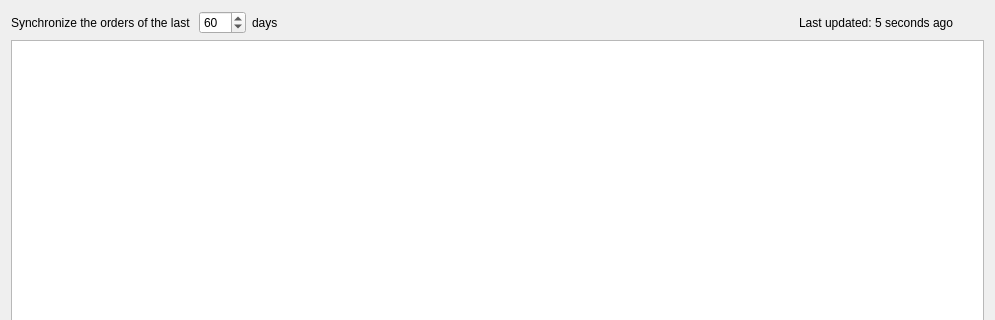
Old version of the form src/importorderdialog.ui in the repository rgriebl/brickstore; both pictures show x 0 to 995 and y 0 to 320 of the 995 by 620 pixel window.
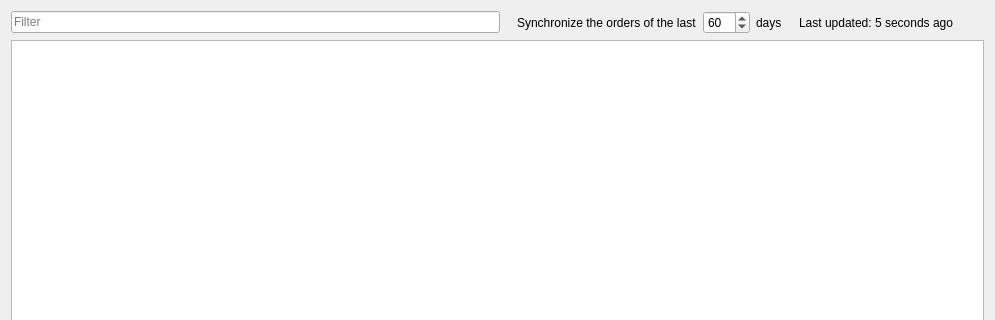
New version of the form. Icons and pictures are not drawn. Custom widgets are drawn as their Qt base class.

Commit message:
Added filtering to the order and cart import dialogs
Also added flag icons to BrickStore's assets to make the dialogs
more responsive.

Closes: #211

The edit to the form file:
```diff
--- a/src/importorderdialog.ui
+++ b/src/importorderdialog.ui
@@ -19,10 +19,39 @@
   <layout class="QVBoxLayout" name="verticalLayout">
    <item>
     <layout class="QHBoxLayout" name="horizontalLayout">
+     <item>
+      <widget class="HistoryLineEdit" name="w_filter">
+       <property name="sizePolicy">
+        <sizepolicy hsizetype="Expanding" vsizetype="Fixed">
+         <horstretch>1</horstretch>
+         <verstretch>0</verstretch>
+        </sizepolicy>
+       </property>
+       <property name="placeholderText">
+        <string>Filter</string>
+       </property>
+       <property name="clearButtonEnabled">
+        <bool>true</bool>
+       </property>
+      </widget>
+     </item>
+     <item>
+      <spacer name="horizontalSpacer_2">
+       <property name="orientation">
+        <enum>Qt::Horizontal</enum>
+       </property>
+       <property name="sizeHint" stdset="0">
+        <size>
+         <width>11</width>
+         <height>20</height>
+        </size>
+       </property>
+      </spacer>
+     </item>
      <item>
       <widget class="QLabel" name="label">
        <property name="text">
-        <string>Synchronize the orders of the last </string>
+        <string>Synchronize the orders of the last</string>
        </property>
       </widget>
      </item>
@@ -56,7 +85,7 @@
        </property>
        <property name="sizeHint" stdset="0">
         <size>
-         <width>40</width>
+         <width>11</width>
          <height>20</height>
         </size>
        </property>
@@ -150,6 +179,19 @@
   </layout>
  </widget>
  <layoutdefault spacing="6" margin="11"/>
+ <customwidgets>
+  <customwidget>
+   <class>HistoryLineEdit</class>
+   <extends>QLineEdit</extends>
+   <header>historylineedit.h</header>
+  </customwidget>
+ </customwidgets>
+ <tabstops>
+  <tabstop>w_filter</tabstop>
+  <tabstop>w_daysBack</tabstop>
+  <tabstop>w_update</tabstop>
+  <tabstop>w_orders</tabstop>
+ </tabstops>
  <resources/>
  <connections>
   <connection>
```
The commit also changes 226 other files.
